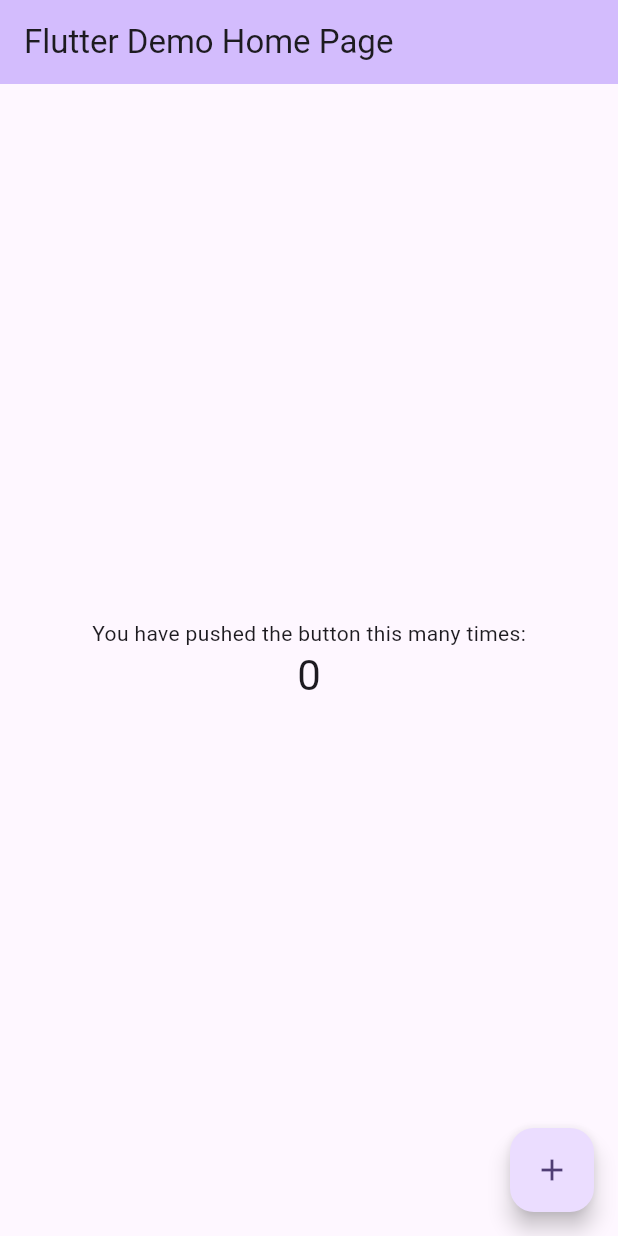
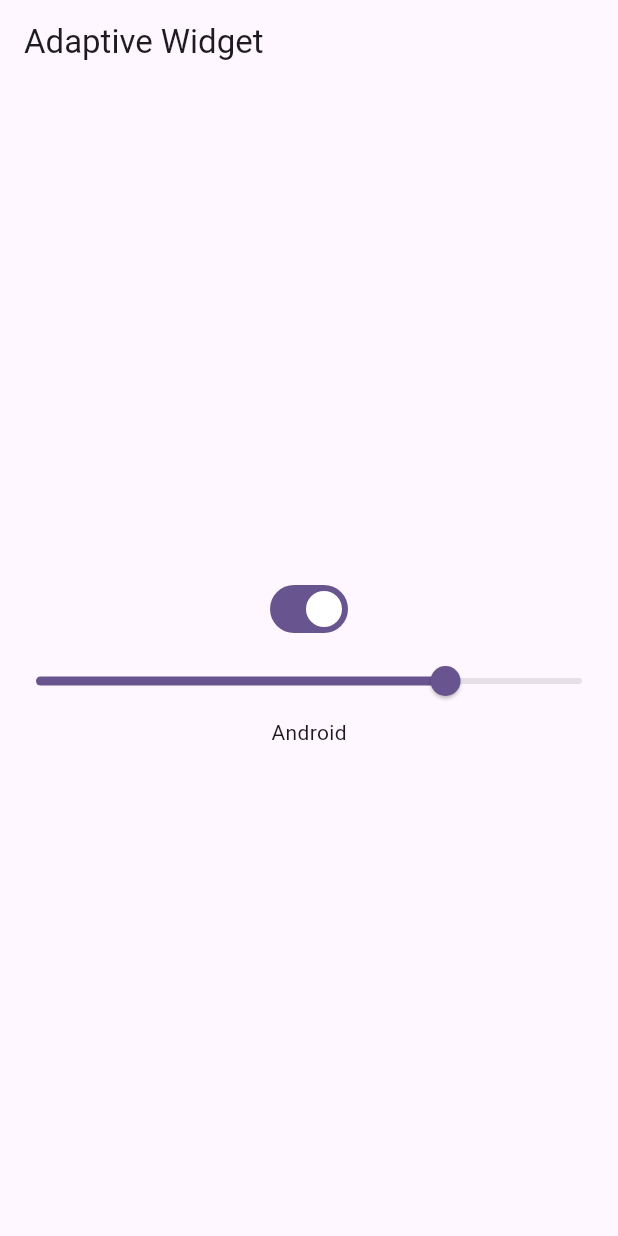
Before and after one commit to ZenMachi/Flutter-Fundamental-Arc, a Flutter app: the screen it shows after launch, on a phone screen of 412 x 824 dp. Run offline on Flutter 3.47's test engine with Material 3 defaults, Android fonts, the phone set to English and light mode, and no system bars; our stand-ins replace webview_flutter; missing offline and left inert: dart:ffi.

Commit message:
Cupertino Done

```diff
--- /dev/null
+++ b/cupertino_example/lib/adaptive_page.dart
@@ -0,0 +1,47 @@
+import 'package:flutter/foundation.dart';
+import 'package:flutter/material.dart';
+
+class AdaptivePage extends StatefulWidget {
+  const AdaptivePage({super.key});
+
+  @override
+  State<AdaptivePage> createState() => _AdaptivePageState();
+}
+
+class _AdaptivePageState extends State<AdaptivePage> {
+  bool _isSelected = true;
+  double _sliderValue = 0.75;
+
+  @override
+  Widget build(BuildContext context) {
+    return Scaffold(
+      appBar: AppBar(
+        title: Text('Adaptive Widget'),
+      ),
+      body: Center(
+        child: Column(
+          mainAxisAlignment: MainAxisAlignment.center,
+          children: [
+            Switch.adaptive(
+                value: _isSelected,
+                onChanged: (value) {
+                  setState(() {
+                    _isSelected = value;
+                  });
+                }),
+            Slider.adaptive(
+                value: _sliderValue,
+                onChanged: (value) {
+                  setState(() {
+                    _sliderValue = value;
+                  });
+                }),
+            defaultTargetPlatform == TargetPlatform.iOS
+                ? Text('iOS')
+                : Text('Android')
+          ],
+        ),
+      ),
+    );
+  }
+}
--- a/cupertino_example/lib/main.dart
+++ b/cupertino_example/lib/main.dart
@@ -1,3 +1,4 @@
+import 'package:cupertino_example/adaptive_page.dart';
 import 'package:flutter/material.dart';
 
 void main() {
@@ -31,7 +32,7 @@
         colorScheme: ColorScheme.fromSeed(seedColor: Colors.deepPurple),
         useMaterial3: true,
       ),
-      home: const MyHomePage(title: 'Flutter Demo Home Page'),
+      home: const AdaptivePage()
     );
   }
 }
```
